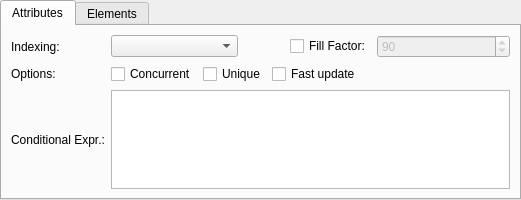
The window that libpgmodeler_ui/ui/indexwidget.ui (pgmodeler/pgmodeler) describes before a commit, drawn with Qt 5.
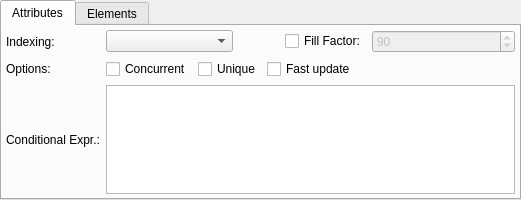
The same window after the commit.

Commit message: Minor form adjustments on indexwidget.ui

Diff of the .ui file:
```diff
--- a/libpgmodeler_ui/ui/indexwidget.ui
+++ b/libpgmodeler_ui/ui/indexwidget.ui
@@ -45,6 +45,18 @@
        <string>Attributes</string>
       </attribute>
       <layout class="QGridLayout" name="gridLayout_2">
+       <property name="leftMargin">
+        <number>4</number>
+       </property>
+       <property name="topMargin">
+        <number>4</number>
+       </property>
+       <property name="rightMargin">
+        <number>4</number>
+       </property>
+       <property name="bottomMargin">
+        <number>4</number>
+       </property>
        <property name="spacing">
         <number>6</number>
        </property>
```
